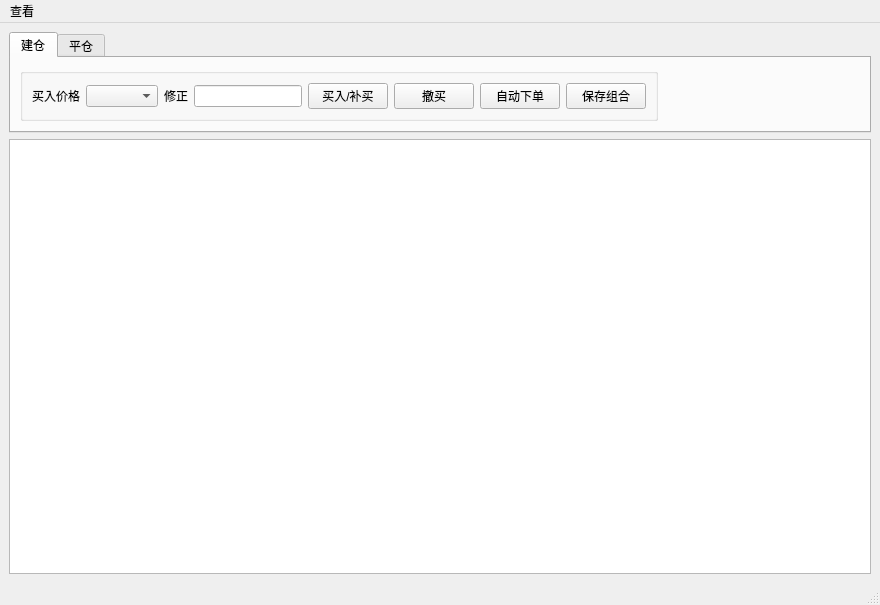
First picture: the form in easytrader/tradeui.ui, repository unit-xx/xfiles, before the edit.
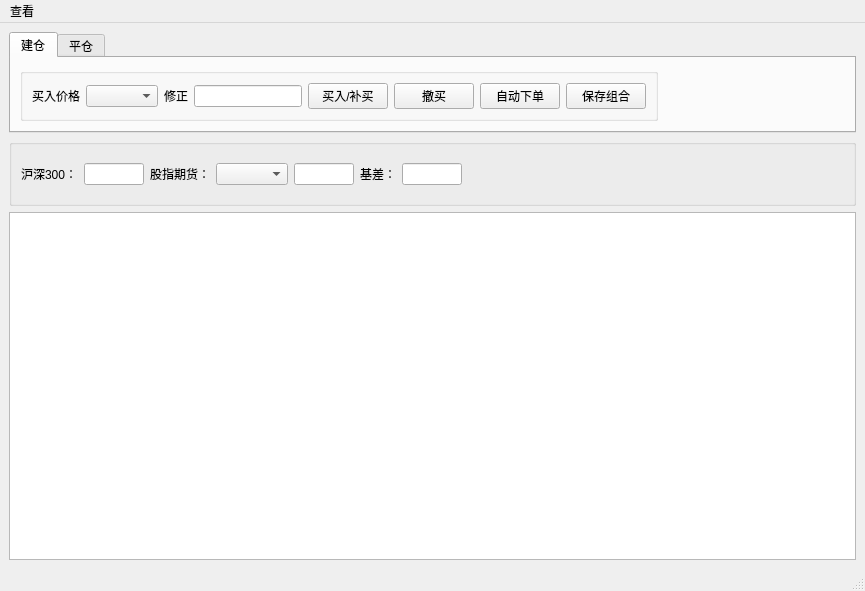
Second picture: the form after the edit.

Commit message: add basediffUpdater class

```diff
--- a/easytrader/tradeui.ui
+++ b/easytrader/tradeui.ui
@@ -6,8 +6,8 @@
    <rect>
     <x>0</x>
     <y>0</y>
-    <width>880</width>
-    <height>605</height>
+    <width>865</width>
+    <height>591</height>
    </rect>
   </property>
   <property name="sizePolicy">
@@ -20,8 +20,8 @@
    <string>EasyTrader $Id$</string>
   </property>
   <widget class="QWidget" name="centralwidget">
-   <layout class="QVBoxLayout" name="verticalLayout">
-    <item>
+   <layout class="QGridLayout" name="gridLayout_6">
+    <item row="0" column="0">
      <widget class="QTabWidget" name="tabWidget">
       <property name="sizePolicy">
        <sizepolicy hsizetype="Minimum" vsizetype="Fixed">
@@ -228,7 +228,165 @@
       </widget>
      </widget>
     </item>
-    <item>
+    <item row="1" column="0">
+     <widget class="QGroupBox" name="groupBox_3">
+      <property name="sizePolicy">
+       <sizepolicy hsizetype="Preferred" vsizetype="Minimum">
+        <horstretch>0</horstretch>
+        <verstretch>0</verstretch>
+       </sizepolicy>
+      </property>
+      <property name="title">
+       <string/>
+      </property>
+      <layout class="QGridLayout" name="gridLayout_5">
+       <item row="0" column="0">
+        <widget class="QLabel" name="label_5">
+         <property name="sizePolicy">
+          <sizepolicy hsizetype="Fixed" vsizetype="Preferred">
+           <horstretch>0</horstretch>
+           <verstretch>0</verstretch>
+          </sizepolicy>
+         </property>
+         <property name="text">
+          <string>沪深300：</string>
+         </property>
+        </widget>
+       </item>
+       <item row="0" column="1">
+        <widget class="QLineEdit" name="hs300line">
+         <property name="enabled">
+          <bool>true</bool>
+         </property>
+         <property name="sizePolicy">
+          <sizepolicy hsizetype="Fixed" vsizetype="Fixed">
+           <horstretch>1</horstretch>
+           <verstretch>0</verstretch>
+          </sizepolicy>
+         </property>
+         <property name="minimumSize">
+          <size>
+           <width>0</width>
+           <height>0</height>
+          </size>
+         </property>
+         <property name="maximumSize">
+          <size>
+           <width>60</width>
+           <height>16777215</height>
+          </size>
+         </property>
+         <property name="readOnly">
+          <bool>true</bool>
+         </property>
+        </widget>
+       </item>
+       <item row="0" column="2">
+        <widget class="QLabel" name="label_6">
+         <property name="sizePolicy">
+          <sizepolicy hsizetype="Fixed" vsizetype="Preferred">
+           <horstretch>0</horstretch>
+           <verstretch>0</verstretch>
+          </sizepolicy>
+         </property>
+         <property name="text">
+          <string>股指期货：</string>
+         </property>
+        </widget>
+       </item>
+       <item row="0" column="3">
+        <widget class="QComboBox" name="sindexcmbox">
+         <property name="sizePolicy">
+          <sizepolicy hsizetype="Fixed" vsizetype="Fixed">
+           <horstretch>0</horstretch>
+           <verstretch>0</verstretch>
+          </sizepolicy>
+         </property>
+        </widget>
+       </item>
+       <item row="0" column="4">
+        <widget class="QLineEdit" name="sindexline">
+         <property name="sizePolicy">
+          <sizepolicy hsizetype="Fixed" vsizetype="Fixed">
+           <horstretch>1</horstretch>
+           <verstretch>0</verstretch>
+          </sizepolicy>
+         </property>
+         <property name="minimumSize">
+          <size>
+           <width>0</width>
+           <height>0</height>
+          </size>
+         </property>
+         <property name="maximumSize">
+          <size>
+           <width>60</width>
+           <height>16777215</height>
+          </size>
+         </property>
+         <property name="readOnly">
+          <bool>true</bool>
+         </property>
+        </widget>
+       </item>
+       <item row="0" column="5">
+        <widget class="QLabel" name="label_7">
+         <property name="sizePolicy">
+          <sizepolicy hsizetype="Fixed" vsizetype="Preferred">
+           <horstretch>0</horstretch>
+           <verstretch>0</verstretch>
+          </sizepolicy>
+         </property>
+         <property name="text">
+          <string>基差：</string>
+         </property>
+        </widget>
+       </item>
+       <item row="0" column="6">
+        <widget class="QLineEdit" name="basediffline">
+         <property name="sizePolicy">
+          <sizepolicy hsizetype="Fixed" vsizetype="Fixed">
+           <horstretch>1</horstretch>
+           <verstretch>0</verstretch>
+          </sizepolicy>
+         </property>
+         <property name="minimumSize">
+          <size>
+           <width>0</width>
+           <height>0</height>
+          </size>
+         </property>
+         <property name="maximumSize">
+          <size>
+           <width>60</width>
+           <height>16777215</height>
+          </size>
+         </property>
+         <property name="readOnly">
+          <bool>true</bool>
+         </property>
+        </widget>
+       </item>
+       <item row="0" column="7">
+        <spacer name="horizontalSpacer_3">
+         <property name="orientation">
+          <enum>Qt::Horizontal</enum>
+         </property>
+         <property name="sizeType">
+          <enum>QSizePolicy::Expanding</enum>
+         </property>
+         <property name="sizeHint" stdset="0">
+          <size>
+           <width>383</width>
+           <height>40</height>
+          </size>
+         </property>
+        </spacer>
+       </item>
+      </layout>
+     </widget>
+    </item>
+    <item row="2" column="0">
      <widget class="QTableView" name="stock"/>
     </item>
    </layout>
@@ -241,7 +399,7 @@
     <rect>
      <x>0</x>
      <y>0</y>
-     <width>880</width>
+     <width>865</width>
      <height>19</height>
     </rect>
    </property>
```
The commit also changes 8 other files.
